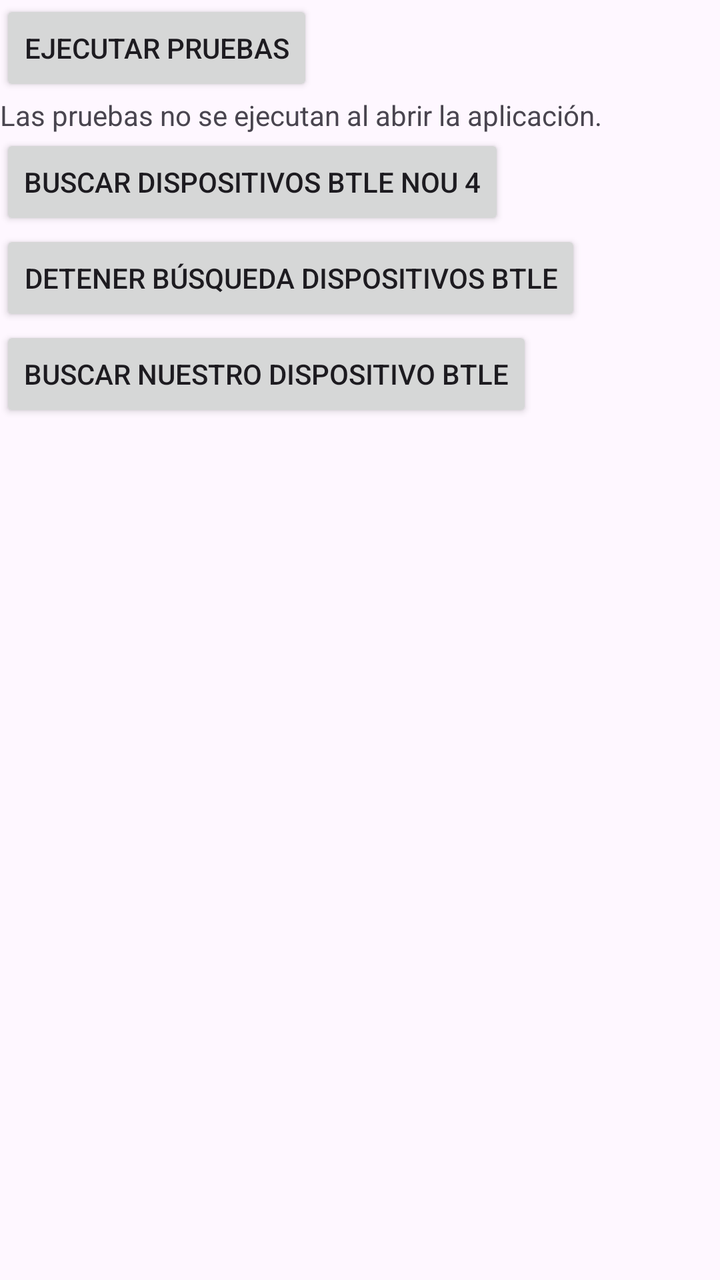
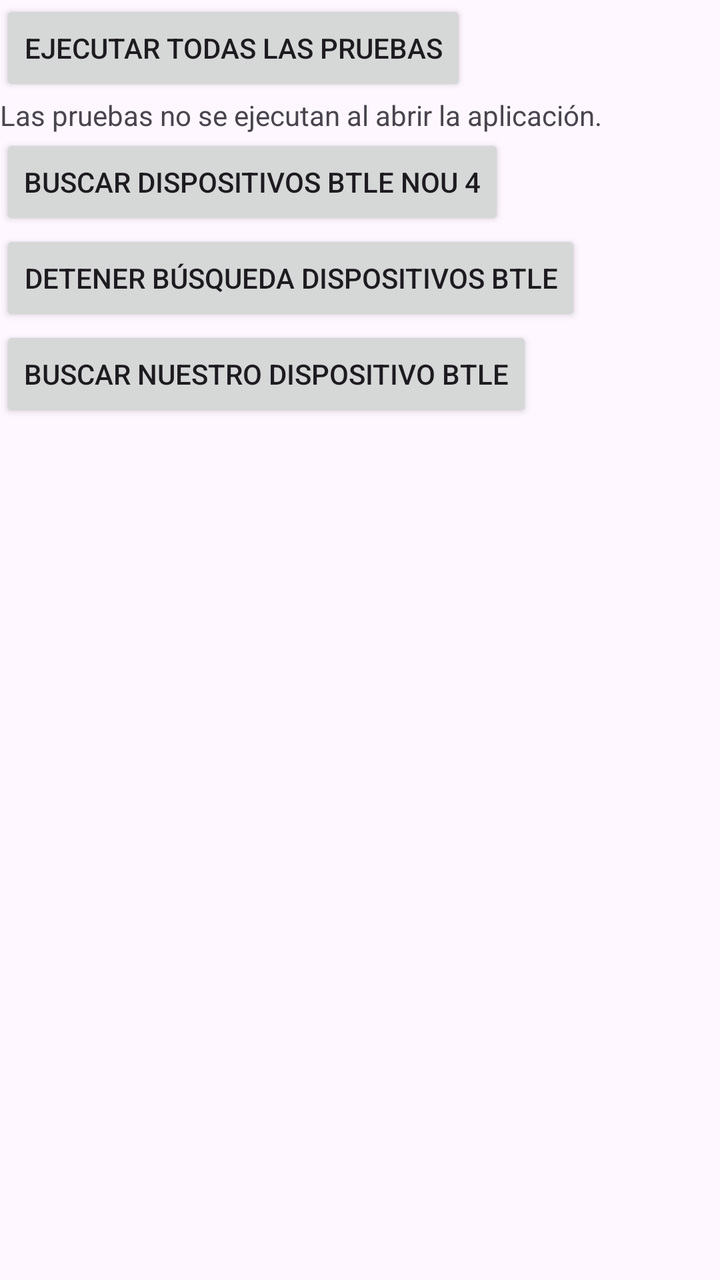

Screens rendered from an Android XML layout before and after an edit, with the pre-edit source and the edit as a unified diff.
<!-- AndroidManifest.xml: application theme Theme.BTLEAlumnos2021app -->
<!-- res/layout/activity_main.xml -->
<?xml version="1.0" encoding="utf-8"?>
<android.widget.LinearLayout xmlns:android="http://schemas.android.com/apk/res/android"
    xmlns:tools="http://schemas.android.com/tools"
    android:orientation="vertical"
    android:layout_width="match_parent"
    android:layout_height="match_parent"
    tools:context=".MainActivity">

    <Button
        android:id="@+id/botonEjecutarTests"
        android:text="Ejecutar pruebas"
        android:onClick="botonEjecutarTestsPulsado"
        android:layout_width="wrap_content"
        android:layout_height="wrap_content" />

    <TextView
        android:id="@+id/estadoTests"
        android:text="Las pruebas no se ejecutan al abrir la aplicación."
        android:layout_width="wrap_content"
        android:layout_height="wrap_content" />

    <Button
        android:id="@+id/botonBuscarDispositivosBTLE"
        android:text="Buscar Dispositivos BTLE nou 4"
        android:onClick="botonBuscarDispositivosBTLEPulsado"
        android:layout_width="wrap_content"
        android:layout_height="wrap_content" />

    <Button
        android:id="@+id/botonDetenerBusquedaDispositivosBTLE"
        android:text="Detener búsqueda Dispositivos BTLE"
        android:onClick="botonDetenerBusquedaDispositivosBTLEPulsado"
        android:layout_width="wrap_content"
        android:layout_height="wrap_content" />

    <Button
        android:id="@+id/botonBuscarNuestroDispositivoBTLE"
        android:text="Buscar nuestro dispositivo BTLE"
        android:onClick="botonBuscarNuestroDispositivoBTLEPulsado"
        android:layout_width="wrap_content"
        android:layout_height="wrap_content" />

</android.widget.LinearLayout>
<!-- resources referenced by this layout -->
<resources>
  <style name="Theme.BTLEAlumnos2021app" parent="Base.Theme.BTLEAlumnos2021app" />
  <style name="Base.Theme.BTLEAlumnos2021app" parent="Theme.Material3.DayNight.NoActionBar">
          
          
      </style>
</resources>

<!-- the commit's change to res/layout/activity_main.xml (unified diff, before → after) -->
@@ -8,7 +8,7 @@
 
     <Button
         android:id="@+id/botonEjecutarTests"
-        android:text="Ejecutar pruebas"
+        android:text="Ejecutar todas las pruebas"
         android:onClick="botonEjecutarTestsPulsado"
         android:layout_width="wrap_content"
         android:layout_height="wrap_content" />
